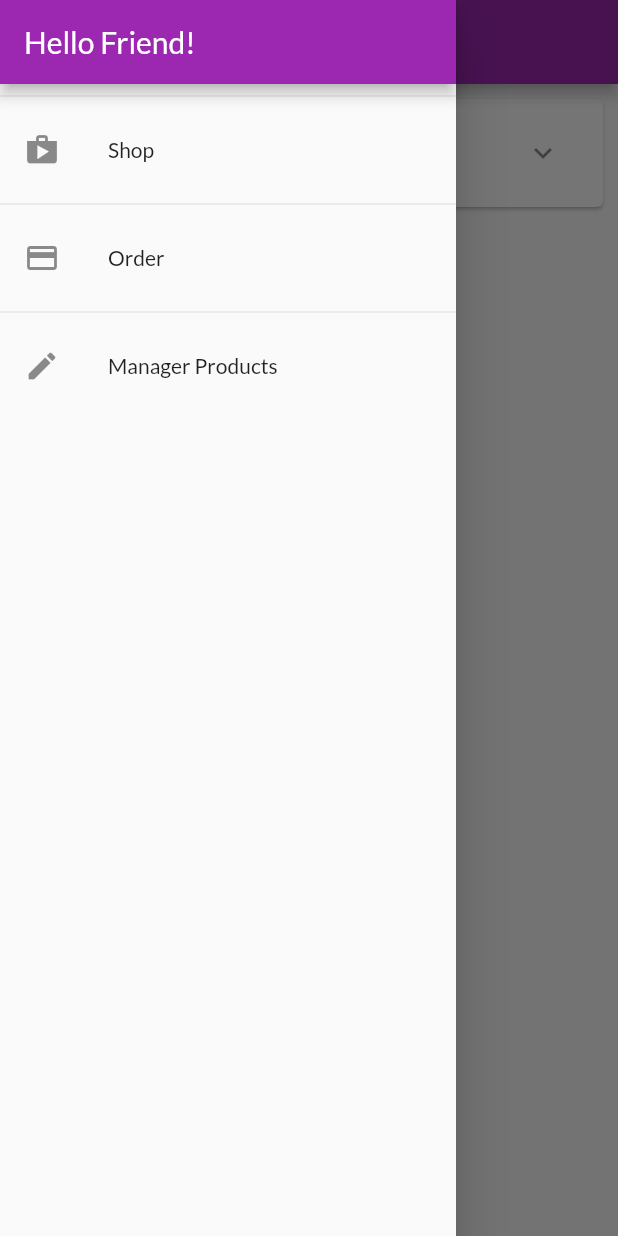
After one commit to zensdev/myShop, a Flutter app: the OrdersScreen screen opened by its route, with the side drawer open, on a phone screen of 412 x 824 dp. The commit adds this screen. Run offline on Flutter 3.47's test engine with Material 2 defaults, Android fonts, the phone set to English and light mode, and no system bars; network calls fail.

Commit message:
Xay dung drawer va dinh tuyen theo ten

```diff
--- a/project/lib/ui/orders/order_item_card.dart
+++ b/project/lib/ui/orders/order_item_card.dart
@@ -35,7 +35,7 @@ class _OrderItemCardState extends State<OrderItemCard> {
       padding: const EdgeInsets.symmetric(horizontal: 15, vertical: 4),
       height: min(widget.order.productCount * 20.0 + 10, 100),
       child: ListView(
-        children: widget.order.productCount
+        children: widget.order.products
             .map(
               (prod) => Row(
                 mainAxisAlignment: MainAxisAlignment.spaceBetween,
--- a/project/lib/ui/orders/order_manager.dart
+++ b/project/lib/ui/orders/order_manager.dart
@@ -1,7 +1,8 @@
 import '../../models/cart_item.dart';
 import '../../models/order_item.dart';
 
-class OrderManager with ChangeNotifier {
+// class OrdersManager with ChangeNotifier
+class OrdersManager {
   final List<OrderItem> _orders = [
     OrderItem(
       id: 'o1',
--- a/project/lib/ui/orders/orders_screen.dart
+++ b/project/lib/ui/orders/orders_screen.dart
@@ -1,19 +1,23 @@
 import 'package:flutter/material.dart';
+import 'package:project/ui/shared/app_drawer.dart';
 
 import 'order_manager.dart';
 import 'order_item_card.dart';
 
 class OrdersScreen extends StatelessWidget {
+  static const routeName = '/orders';
+
   const OrdersScreen({super.key});
 
   @override
   Widget build(BuildContext context) {
     print('building orders');
-    final ordersManager = OrderManager();
+    final ordersManager = OrdersManager();
     return Scaffold(
       appBar: AppBar(
         title: const Text('Your Orders'),
       ),
+      drawer: const AppDrawer(),
       body: ListView.builder(
         itemCount: ordersManager.orderCount,
         itemBuilder: (ctx, i) => OrderItemCard(ordersManager.orders[i]),
--- a/project/lib/ui/products/product_detail_screen.dart
+++ b/project/lib/ui/products/product_detail_screen.dart
@@ -3,6 +3,7 @@ import 'package:flutter/material.dart';
 import '../../models/product.dart';
 
 class ProductDetailScreen extends StatelessWidget {
+  static const routeName = '/product-detail';
   const ProductDetailScreen(
     this.product, {
     super.key,
--- a/project/lib/ui/products/product_overview_screen.dart
+++ b/project/lib/ui/products/product_overview_screen.dart
@@ -1,5 +1,7 @@
 import 'package:flutter/material.dart';
+import 'package:project/ui/cart/cart_screen.dart';
 import 'products_grid.dart';
+import '../shared/app_drawer.dart';
 
 enum FilterOptions { favorites, all }
 
@@ -23,6 +25,7 @@ class _ProductsOverviewScreenState extends State<ProductOverviewScreen> {
           buildShoppingCartIcon(),
         ],
       ),
+      drawer: const AppDrawer(),
       body: ProductGrid(_showOnlyFavorites),
     );
   }
@@ -31,7 +34,7 @@ class _ProductsOverviewScreenState extends State<ProductOverviewScreen> {
     return IconButton(
       icon: const Icon(Icons.shopping_cart),
       onPressed: () {
-        print('Go to cart screen');
+        Navigator.of(context).pushNamed(CartScreen.routeName);
       },
     );
   }
--- a/project/lib/ui/products/products_manager.dart
+++ b/project/lib/ui/products/products_manager.dart
@@ -49,4 +49,8 @@ class ProductsManager {
   List<Product> get favoriteItems {
     return _items.where((prodItem) => prodItem.isFavorite).toList();
   }
+
+  Product findById(String id) {
+    return _items.firstWhere((prod) => prod.id == id);
+  }
 }
--- a/project/lib/ui/products/user_products_screen.dart
+++ b/project/lib/ui/products/user_products_screen.dart
@@ -1,8 +1,10 @@
 import 'package:flutter/material.dart';
 import 'user_product_list_tile.dart';
 import 'products_manager.dart';
+import '../shared/app_drawer.dart';
 
 class UserProductsScreen extends StatelessWidget {
+  static const routeName = '/user-products';
   const UserProductsScreen({super.key});
 
   @override
@@ -15,6 +17,7 @@ class UserProductsScreen extends StatelessWidget {
           buildAddButton(),
         ],
       ),
+      drawer: const AppDrawer(),
       body: RefreshIndicator(
         onRefresh: () async => print('refresh products'),
         child: buildUserProductLitView(productsManager),
--- a/project/lib/ui/screens.dart
+++ b/project/lib/ui/screens.dart
@@ -0,0 +1,10 @@
+export 'products/product_overview_screen.dart';
+export 'products/product_detail_screen.dart';
+export 'products/user_products_screen.dart';
+export 'products/products_manager.dart';
+
+export 'orders/orders_screen.dart';
+export 'orders/order_manager.dart';
+
+export 'cart/cart_screen.dart';
+export 'cart/cart_manager.dart';
--- /dev/null
+++ b/project/lib/ui/shared/app_drawer.dart
@@ -0,0 +1,48 @@
+import 'package:flutter/material.dart';
+
+import '../orders/orders_screen.dart';
+import '../products/user_products_screen.dart';
+
+class AppDrawer extends StatelessWidget {
+  const AppDrawer({super.key});
+
+  @override
+  Widget build(BuildContext context) {
+    return Drawer(
+      child: Column(
+        children: <Widget>[
+          AppBar(
+            title: const Text('Hello Friend!'),
+            automaticallyImplyLeading: false,
+          ),
+          const Divider(),
+          ListTile(
+            leading: const Icon(Icons.shop),
+            title: const Text('Shop'),
+            onTap: () {
+              Navigator.of(context).pushReplacementNamed('/');
+            },
+          ),
+          const Divider(),
+          ListTile(
+            leading: const Icon(Icons.payment),
+            title: const Text('Order'),
+            onTap: () {
+              Navigator.of(context)
+                  .pushReplacementNamed(OrdersScreen.routeName);
+            },
+          ),
+          const Divider(),
+          ListTile(
+            leading: const Icon(Icons.edit),
+            title: const Text('Manager Products'),
+            onTap: () {
+              Navigator.of(context)
+                  .pushReplacementNamed(UserProductsScreen.routeName);
+            },
+          ),
+        ],
+      ),
+    );
+  }
+}
```
Also changed, not shown: project/lib/main.dart (+22 -13 lines), project/lib/ui/products/product_grid_tile.dart (+2 -5 lines).
